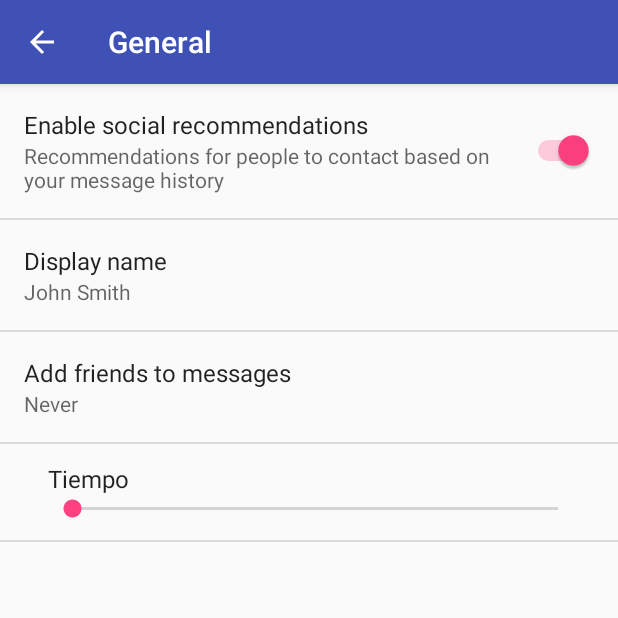
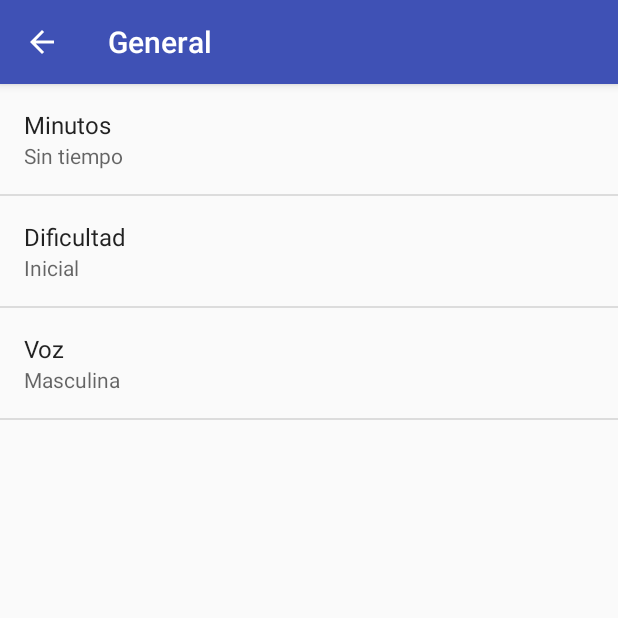
Before and after one commit to CaAlvarado/ProyectoLaboratorio, an Android app: the SettingsActivity screen opened directly, with no data from a screen before it, after a tap on "General", on a phone screen of 412 x 824 dp, the top half of it. Run offline under Robolectric (Android 15) with nearby library versions, the phone set to English and light mode, and no system bars.

Commit message:
Settings casi terminados

```diff
--- a/Memoria/app/src/main/java/com/example/usuario/memoria/SettingsActivity.java
+++ b/Memoria/app/src/main/java/com/example/usuario/memoria/SettingsActivity.java
@@ -4,6 +4,7 @@ package com.example.usuario.memoria;
 import android.annotation.TargetApi;
 import android.content.Context;
 import android.content.Intent;
+import android.content.SharedPreferences;
 import android.content.res.Configuration;
 import android.media.Ringtone;
 import android.media.RingtoneManager;
@@ -38,6 +39,10 @@ public class SettingsActivity extends AppCompatPreferenceActivity {
     /**
      * A preference value change listener that updates the preference's summary
      * to reflect its new value.
+     */
+
+    /**
+     * Ver como se aplican los cambios al volver atras con el boton del sistema en lugar del boton UP
      */
     private static Preference.OnPreferenceChangeListener sBindPreferenceSummaryToValueListener = new Preference.OnPreferenceChangeListener() {
         @Override
@@ -189,8 +194,9 @@ public class SettingsActivity extends AppCompatPreferenceActivity {
             // to their values. When their values change, their summaries are
             // updated to reflect the new value, per the Android Design
             // guidelines.
-            bindPreferenceSummaryToValue(findPreference("example_text"));
-            bindPreferenceSummaryToValue(findPreference("example_list"));
+            bindPreferenceSummaryToValue(findPreference("tiempo_list"));
+            bindPreferenceSummaryToValue(findPreference("dificultad_list"));
+            bindPreferenceSummaryToValue(findPreference("voz_list"));
         }
 
         @Override
--- a/Memoria/app/src/main/res/layout/activity_nivel.xml
+++ b/Memoria/app/src/main/res/layout/activity_nivel.xml
@@ -31,4 +31,6 @@
         android:layout_margin="@dimen/fab_margin"
         app:srcCompat="@android:drawable/ic_dialog_email" />
 
+
+
 </android.support.design.widget.CoordinatorLayout>
--- a/Memoria/app/src/main/res/values/strings.xml
+++ b/Memoria/app/src/main/res/values/strings.xml
@@ -1,6 +1,6 @@
 <resources>
     <string name="app_name">Memoria</string>
-    <string name="action_settings">Settings</string>
+    <string name="action_settings">Ajustes</string>
     <string name="title_activity_settings">Ajustes</string>
 
     <!-- Strings related to Settings -->
@@ -31,6 +31,43 @@
     </string-array>
 
     <string name="pref_title_tiempo">"Tiempo"</string>
+    <string name="pref_title_minutos">"Minutos"</string>
+    <string-array name="pref_tiempo_titles">
+        <item>Sin tiempo</item>
+        <item>1 minuto</item>
+        <item>2 minutos</item>
+        <item>3 minutos</item>
+    </string-array>
+    <string-array name="pref_tiempo_values">
+        <item>0</item>
+        <item>1</item>
+        <item>2</item>
+        <item>3</item>
+    </string-array>
+
+    <string name="pref_title_dificultad">"Dificultad"</string>
+    <string-array name="pref_dificultad_titles">
+        <item>Inicial</item>
+        <item>Medio</item>
+        <item>Avanzado</item>
+        <item>Experto</item>
+    </string-array>
+    <string-array name="pref_dificultad_values">
+        <item>0</item>
+        <item>1</item>
+        <item>2</item>
+        <item>3</item>
+    </string-array>
+
+    <string name="pref_title_voz">"Voz"</string>
+    <string-array name="pref_voz_titles">
+        <item>Masculina</item>
+        <item>Femenina</item>
+    </string-array>
+    <string-array name="pref_voz_values">
+        <item>m</item>
+        <item>f</item>
+    </string-array>
 
     <!-- Example settings for Data & Sync -->
     <string name="pref_header_data_sync">Data &amp; sync</string>
--- a/Memoria/app/src/main/res/xml/pref_general.xml
+++ b/Memoria/app/src/main/res/xml/pref_general.xml
@@ -1,40 +1,29 @@
 <PreferenceScreen xmlns:android="http://schemas.android.com/apk/res/android">
 
-    <SwitchPreference
-        android:defaultValue="true"
-        android:key="example_switch"
-        android:summary="@string/pref_description_social_recommendations"
-        android:title="@string/pref_title_social_recommendations"
-        android:switchTextOn="@string/pref_switch_text_on"
-        android:switchTextOff="@string/pref_switch_text_off" />
-
-    <!-- NOTE: EditTextPreference accepts EditText attributes. -->
-    <!-- NOTE: EditTextPreference's summary should be set to its value by the activity code. -->
-    <EditTextPreference
-        android:capitalize="words"
-        android:defaultValue="@string/pref_default_display_name"
-        android:inputType="textCapWords"
-        android:key="example_text"
-        android:maxLines="1"
-        android:selectAllOnFocus="true"
-        android:singleLine="true"
-        android:title="@string/pref_title_display_name" />
-
-    <!-- NOTE: Hide buttons to simplify the UI. Users can touch outside the dialog to
-         dismiss it. -->
-    <!-- NOTE: ListPreference's summary should be set to its value by the activity code. -->
     <ListPreference
-        android:defaultValue="-1"
-        android:entries="@array/pref_example_list_titles"
-        android:entryValues="@array/pref_example_list_values"
-        android:key="example_list"
+        android:title="@string/pref_title_minutos"
+        android:key="tiempo_list"
+        android:defaultValue="0"
         android:negativeButtonText="@null"
         android:positiveButtonText="@null"
-        android:title="@string/pref_title_add_friends_to_messages" />
+        android:entries="@array/pref_tiempo_titles"
+        android:entryValues="@array/pref_tiempo_values" />
+    <ListPreference
+        android:title="@string/pref_title_dificultad"
+        android:key="dificultad_list"
+        android:defaultValue="0"
+        android:negativeButtonText="@null"
+        android:positiveButtonText="@null"
+        android:entries="@array/pref_dificultad_titles"
+        android:entryValues="@array/pref_dificultad_values"/>
+    <ListPreference
+        android:title="@string/pref_title_voz"
+        android:key="voz_list"
+        android:defaultValue="m"
+        android:negativeButtonText="@null"
+        android:positiveButtonText="@null"
+        android:entries="@array/pref_voz_titles"
+        android:entryValues="@array/pref_voz_values" />
 
-    <SeekBarPreference
-        android:title="@string/pref_title_tiempo"
-        android:key="tiempo_seekbar"
-        android:defaultValue="0"
-        android:max="3"/>
+
 </PreferenceScreen>
```
Also changed, not shown: Memoria/app/src/main/java/com/example/usuario/memoria/Nivel.java (+56 -0 lines), Memoria/app/src/main/res/layout/content_nivel.xml (+17 -2 lines).
